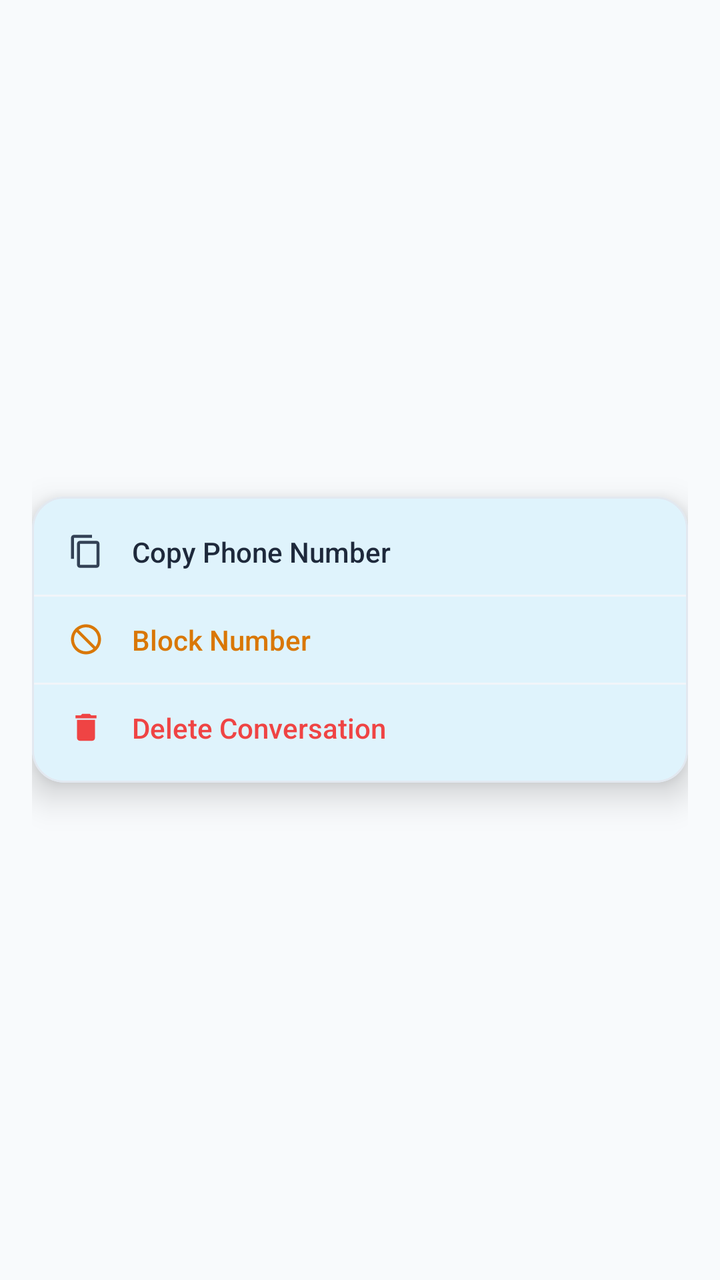
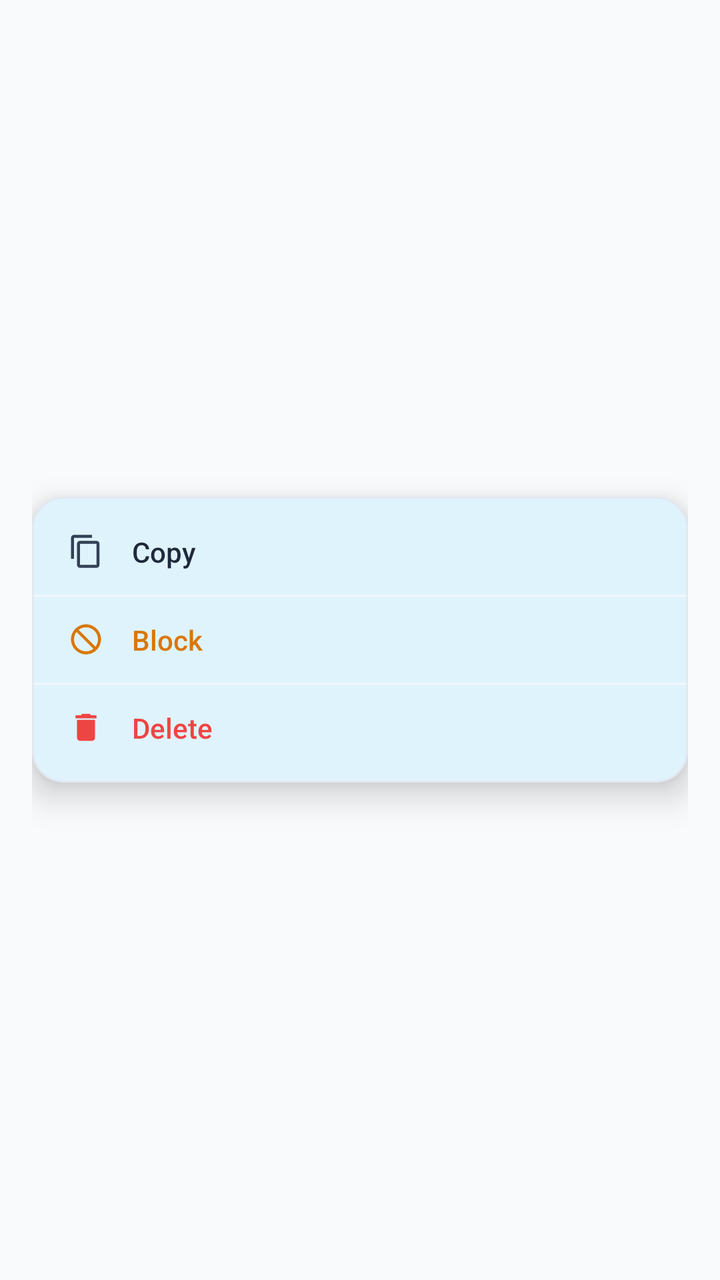

Two renders of the same Android screen: before a commit and after it. Below are the layout's source before the change and the commit's diff.
<!-- AndroidManifest.xml: application theme Theme.RealConnect -->
<!-- res/layout/dialog_chat_options.xml -->
<?xml version="1.0" encoding="utf-8"?>
<FrameLayout xmlns:android="http://schemas.android.com/apk/res/android"
    xmlns:app="http://schemas.android.com/apk/res-auto"
    android:layout_width="wrap_content"
    android:layout_height="wrap_content"
    android:background="@android:color/transparent"
    android:padding="16dp">

    <com.google.android.material.card.MaterialCardView
        android:layout_width="wrap_content"
        android:layout_height="wrap_content"
        android:layout_gravity="center"
        app:cardBackgroundColor="#FFFFFF"
        app:cardCornerRadius="16dp"
        app:cardElevation="10dp"
        app:strokeColor="#E2E8F0"
        app:strokeWidth="1dp">

        <LinearLayout
            android:layout_width="wrap_content"
            android:layout_height="wrap_content"
            android:orientation="vertical"
            android:paddingVertical="6dp">

            
            <LinearLayout
                android:id="@+id/action_copy_chat_phone"
                android:layout_width="match_parent"
                android:layout_height="wrap_content"
                android:background="?attr/selectableItemBackground"
                android:clickable="true"
                android:focusable="true"
                android:gravity="center_vertical"
                android:orientation="horizontal"
                android:paddingHorizontal="18dp"
                android:paddingVertical="12dp">

                <ImageView
                    android:layout_width="18dp"
                    android:layout_height="18dp"
                    android:src="@drawable/ic_copy"
                    app:tint="#334155" />

                <TextView
                    android:layout_width="wrap_content"
                    android:layout_height="wrap_content"
                    android:layout_marginStart="14dp"
                    android:fontFamily="sans-serif-medium"
                    android:text="Copy Phone Number"
                    android:textColor="#1E293B"
                    android:textSize="14sp" />
            </LinearLayout>

            <View
                android:layout_width="match_parent"
                android:layout_height="1dp"
                android:background="#F1F5F9" />

            
            <LinearLayout
                android:id="@+id/action_block_chat"
                android:layout_width="match_parent"
                android:layout_height="wrap_content"
                android:background="?attr/selectableItemBackground"
                android:clickable="true"
                android:focusable="true"
                android:gravity="center_vertical"
                android:orientation="horizontal"
                android:paddingHorizontal="18dp"
                android:paddingVertical="12dp">

                <ImageView
                    android:id="@+id/img_block_icon"
                    android:layout_width="18dp"
                    android:layout_height="18dp"
                    android:src="@drawable/ic_block"
                    app:tint="#D97706" />

                <TextView
                    android:id="@+id/text_block_title"
                    android:layout_width="wrap_content"
                    android:layout_height="wrap_content"
                    android:layout_marginStart="14dp"
                    android:fontFamily="sans-serif-medium"
                    android:text="Block Number"
                    android:textColor="#D97706"
                    android:textSize="14sp" />
            </LinearLayout>

            <View
                android:layout_width="match_parent"
                android:layout_height="1dp"
                android:background="#F1F5F9" />

            
            <LinearLayout
                android:id="@+id/action_delete_chat"
                android:layout_width="match_parent"
                android:layout_height="wrap_content"
                android:background="?attr/selectableItemBackground"
                android:clickable="true"
                android:focusable="true"
                android:gravity="center_vertical"
                android:orientation="horizontal"
                android:paddingHorizontal="18dp"
                android:paddingVertical="12dp">

                <ImageView
                    android:layout_width="18dp"
                    android:layout_height="18dp"
                    android:src="@drawable/ic_delete"
                    app:tint="#EF4444" />

                <TextView
                    android:layout_width="wrap_content"
                    android:layout_height="wrap_content"
                    android:layout_marginStart="14dp"
                    android:fontFamily="sans-serif-medium"
                    android:text="Delete Conversation"
                    android:textColor="#EF4444"
                    android:textSize="14sp" />
            </LinearLayout>

        </LinearLayout>
    </com.google.android.material.card.MaterialCardView>

</FrameLayout>
<!-- resources referenced by this layout -->
<resources>
  <!-- drawable ic_block (drawable) -->
  <vector xmlns:android="http://schemas.android.com/apk/res/android"
      android:width="24dp"
      android:height="24dp"
      android:viewportWidth="24"
      android:viewportHeight="24">
    <path
        android:fillColor="#EF4444"
        android:pathData="M12,2C6.48,2 2,6.48 2,12s4.48,10 10,10 10,-4.48 10,-10S17.52,2 12,2zm0,18c-4.42,0 -8,-3.58 -8,-8 0,-1.85 0.63,-3.55 1.69,-4.9L16.9,18.31C15.55,19.37 13.85,20 12,20zm6.31,-3.1L7.1,5.69C8.45,4.63 10.15,4 12,4c4.42,0 8,3.58 8,8 0,1.85 -0.63,3.55 -1.69,4.9z"/>
  </vector>
  <!-- drawable ic_copy (drawable) -->
  <vector xmlns:android="http://schemas.android.com/apk/res/android"
      android:width="24dp"
      android:height="24dp"
      android:viewportWidth="24"
      android:viewportHeight="24">
    <path
        android:fillColor="@android:color/white"
        android:pathData="M16,1H4C2.9,1 2,1.9 2,3v14h2V3h12V1zm3,4H8C6.9,5 6,5.9 6,7v14c0,1.1 0.9,2 2,2h11c1.1,0 2,-0.9 2,-2V7c0,-1.1 -0.9,-2 -2,-2zm0,16H8V7h11v14z"/>
  </vector>
  <!-- drawable ic_delete (drawable) -->
  <vector xmlns:android="http://schemas.android.com/apk/res/android"
      android:width="24dp"
      android:height="24dp"
      android:viewportWidth="24"
      android:viewportHeight="24">
    <path
        android:fillColor="#EF4444"
        android:pathData="M6,19c0,1.1 0.9,2 2,2h8c1.1,0 2,-0.9 2,-2V7H6v12zM19,4h-3.5l-1,-1h-5l-1,1H5v2h14V4z"/>
  </vector>
  <style name="Theme.RealConnect" parent="Base.Theme.RealConnect" />
  <style name="Base.Theme.RealConnect" parent="Theme.Material3.DayNight.NoActionBar">
          
          <item name="colorPrimary">@color/colorPrimary</item>
          <item name="colorPrimaryVariant">@color/colorPrimaryDark</item>
          <item name="colorOnPrimary">@color/white</item>
          
          <item name="colorSecondary">@color/colorAccent</item>
          <item name="colorOnSecondary">@color/black</item>
  
          
          <item name="android:statusBarColor">@color/background</item>
          <item name="android:windowLightStatusBar">true</item>
  
          
          <item name="android:windowBackground">@color/background</item>
          <item name="colorSurface">@color/surface</item>
          <item name="colorOnSurface">@color/onSurface</item>
      </style>
  <color name="colorPrimary">#0EA5E9</color>
  <color name="colorPrimaryDark">#0284C7</color>
  <color name="white">#FFFFFF</color>
  <color name="colorAccent">#38BDF8</color>
  <color name="black">#000000</color>
  <color name="background">#F8FAFC</color>
  <color name="surface">#FFFFFF</color>
  <color name="onSurface">#0F172A</color>
</resources>

<!-- the commit's change to res/layout/dialog_chat_options.xml (unified diff, before → after) -->
@@ -46,7 +46,7 @@
                     android:layout_height="wrap_content"
                     android:layout_marginStart="14dp"
                     android:fontFamily="sans-serif-medium"
-                    android:text="Copy Phone Number"
+                    android:text="Copy"
                     android:textColor="#1E293B"
                     android:textSize="14sp" />
             </LinearLayout>
@@ -82,7 +82,7 @@
                     android:layout_height="wrap_content"
                     android:layout_marginStart="14dp"
                     android:fontFamily="sans-serif-medium"
-                    android:text="Block Number"
+                    android:text="Block"
                     android:textColor="#D97706"
                     android:textSize="14sp" />
             </LinearLayout>
@@ -116,7 +116,7 @@
                     android:layout_height="wrap_content"
                     android:layout_marginStart="14dp"
                     android:fontFamily="sans-serif-medium"
-                    android:text="Delete Conversation"
+                    android:text="Delete"
                     android:textColor="#EF4444"
                     android:textSize="14sp" />
             </LinearLayout>
